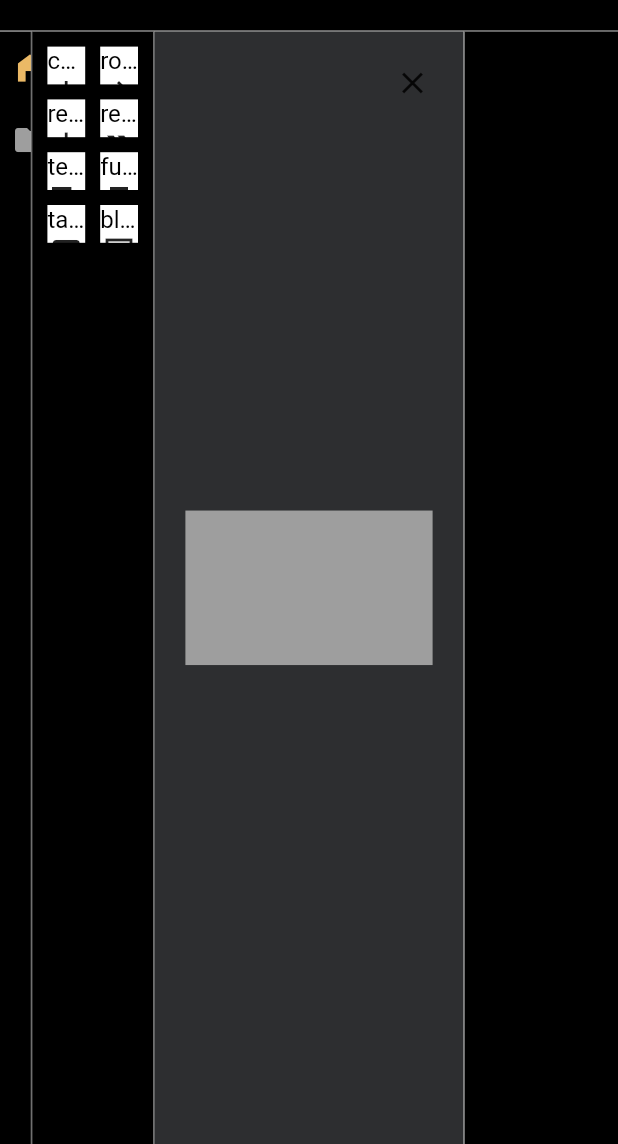
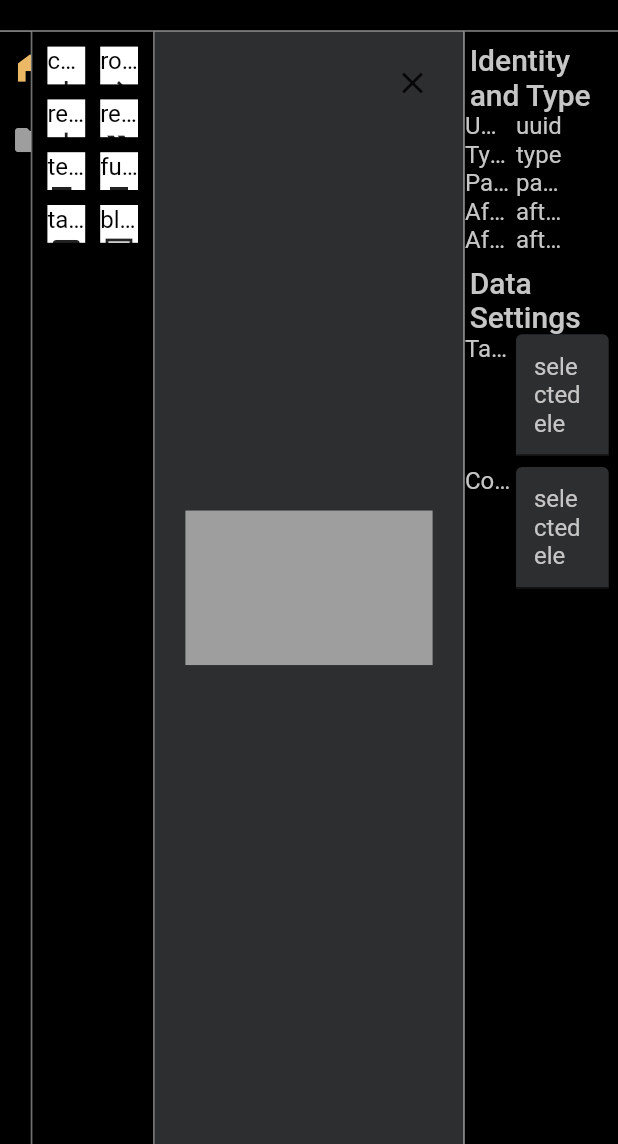
Before and after one commit to ToyamaLab/SSFlow, a Flutter app: the screen it shows after launch, on a phone screen of 412 x 824 dp, the part 92-1236 px from its top. Run offline on Flutter 3.47's test engine with Material 2 defaults, Android fonts, the light colour scheme and no system bars; drawn by our look-alikes of auto_size_text; our stand-ins replace flutter_easyloading, flutter_riverpod, riverpod; missing offline and left inert: simple_logger, window_size.

Commit message:
issue-75 feat: implement AttributeArea

```diff
--- a/lib/pages/home_page/right_side_area/attribute_area.dart
+++ b/lib/pages/home_page/right_side_area/attribute_area.dart
@@ -6,6 +6,7 @@ import 'package:flutter_riverpod/flutter_riverpod.dart';
 
 // Project imports:
 import 'package:ssflow/providers/_providers.dart';
+import 'package:ssflow/utils/_utils.dart';
 
 class AttributeArea extends ConsumerWidget {
   const AttributeArea({
@@ -14,9 +15,222 @@ class AttributeArea extends ConsumerWidget {
 
   @override
   Widget build(BuildContext context, WidgetRef ref) {
-    return SizedBox(
-      width: ref.watch(rightSideAreaSize).width,
-      height: ref.watch(rightSideAreaSize).height,
+    return Column(
+      mainAxisAlignment: MainAxisAlignment.start,
+      children: const [
+        _IdentityAndType(),
+        _DataSettings(),
+      ],
     );
   }
 }
+
+class _IdentityAndType extends ConsumerWidget {
+  const _IdentityAndType({Key? key}) : super(key: key);
+  @override
+  Widget build(BuildContext context, WidgetRef ref) {
+    return Padding(
+      padding: EdgeInsets.only(top: ref.watch(rightSideAreaSize).height * 0.01),
+      child: Column(
+        crossAxisAlignment: CrossAxisAlignment.start,
+        children: [
+          const _HeadingText('Identity and Type'),
+          Row(
+            children: const [
+              _ItemText('UUID:'),
+              _InfoText('uuid'),
+            ],
+          ),
+          Row(
+            children: const [
+              _ItemText('Type:'),
+              _InfoText('type'),
+            ],
+          ),
+          Row(
+            children: const [
+              _ItemText('Parent UUID:'),
+              _InfoText('parent uuid'),
+            ],
+          ),
+          Row(
+            children: const [
+              _ItemText('After UUID:'),
+              _InfoText('after uuid'),
+            ],
+          ),
+          Row(
+            children: const [
+              _ItemText('After Type:'),
+              _InfoText('after type'),
+            ],
+          ),
+        ],
+      ),
+    );
+  }
+}
+
+class _DataSettings extends ConsumerWidget {
+  const _DataSettings({Key? key}) : super(key: key);
+  @override
+  Widget build(BuildContext context, WidgetRef ref) {
+    return Padding(
+      padding: EdgeInsets.only(top: ref.watch(rightSideAreaSize).height * 0.01),
+      child: Column(
+        crossAxisAlignment: CrossAxisAlignment.start,
+        children: [
+          const _HeadingText('Data Settings'),
+          (() {
+            bool _typeIsTableData = true;
+            if (_typeIsTableData) {
+              return Column(
+                children: [
+                  Row(
+                    crossAxisAlignment: CrossAxisAlignment.start,
+                    children: [
+                      const _ItemText('Table Name:'),
+                      _FormField(
+                        controller: ref.watch(dbTableController),
+                        onSaved: (newData) => logger.info(
+                          'TODO: update element\'s data with newData: $newData',
+                        ),
+                      ),
+                    ],
+                  ),
+                  SizedBox(height: ref.watch(rightSideAreaSize).height * 0.01),
+                  Row(
+                    crossAxisAlignment: CrossAxisAlignment.start,
+                    children: [
+                      const _ItemText('Column Name:'),
+                      _FormField(
+                        controller: ref.watch(dbColumnController),
+                        onSaved: (newData) => logger.info(
+                          'TODO: update element\'s data with newData: $newData',
+                        ),
+                      ),
+                    ],
+                  ),
+                ],
+              );
+              // ignore: dead_code
+            } else {
+              return Row(
+                crossAxisAlignment: CrossAxisAlignment.start,
+                children: [
+                  const _ItemText('Data:'),
+                  _FormField(
+                    controller: ref.watch(textDataController),
+                    onSaved: (newData) => logger.info(
+                      'TODO: update element\'s data with newData: $newData',
+                    ),
+                  ),
+                ],
+              );
+            }
+          }()),
+        ],
+      ),
+    );
+  }
+}
+
+class _HeadingText extends ConsumerWidget {
+  final String text;
+  const _HeadingText(
+    this.text, {
+    Key? key,
+  }) : super(key: key);
+  @override
+  Widget build(BuildContext context, WidgetRef ref) {
+    return Padding(
+      padding: EdgeInsets.only(left: ref.watch(rightSideAreaSize).width * 0.03),
+      child: Text(
+        text,
+        style: Theme.of(context).textTheme.bodyText1,
+      ),
+    );
+  }
+}
+
+class _ItemText extends ConsumerWidget {
+  final String text;
+  const _ItemText(
+    this.text, {
+    Key? key,
+  }) : super(key: key);
+
+  @override
+  Widget build(BuildContext context, WidgetRef ref) {
+    final _width = ref.watch(rightSideAreaSize).width;
+    const _paddingRate = 0.03;
+
+    return SizedBox(
+      width: _width * (0.3 + _paddingRate),
+      child: Align(
+        alignment: Alignment.centerRight,
+        child: Padding(
+          padding: EdgeInsets.only(right: _width * _paddingRate),
+          child: Text(text),
+        ),
+      ),
+    );
+  }
+}
+
+class _InfoText extends ConsumerWidget {
+  final String text;
+  const _InfoText(
+    this.text, {
+    Key? key,
+  }) : super(key: key);
+
+  @override
+  Widget build(BuildContext context, WidgetRef ref) {
+    return SizedBox(
+      width: ref.watch(rightSideAreaSize).width * 0.3,
+      child: Align(
+        alignment: Alignment.centerLeft,
+        child: Text(text),
+      ),
+    );
+  }
+}
+
+class _FormField extends ConsumerWidget {
+  final TextEditingController controller;
+  final Function(String?) onSaved;
+
+  const _FormField({
+    required this.controller,
+    required this.onSaved,
+    Key? key,
+  }) : super(key: key);
+  @override
+  Widget build(BuildContext context, WidgetRef ref) {
+    final _form = GlobalKey<FormState>();
+    return SizedBox(
+      width: ref.watch(rightSideAreaSize).width * 0.6,
+      child: Form(
+        key: _form,
+        child: Focus(
+          onFocusChange: (hasFocus) {
+            if (!hasFocus) {
+              // 他のところをクリックしてsaveされる
+              _form.currentState!.save();
+            }
+          },
+          child: TextFormField(
+            controller: controller,
+            onSaved: onSaved,
+            maxLines: 3,
+            decoration: InputDecoration(
+              fillColor: SSColor.darkGrey,
+              filled: true,
+            ),
+          ),
+        ),
+      ),
+    );
+  }
+}
```
